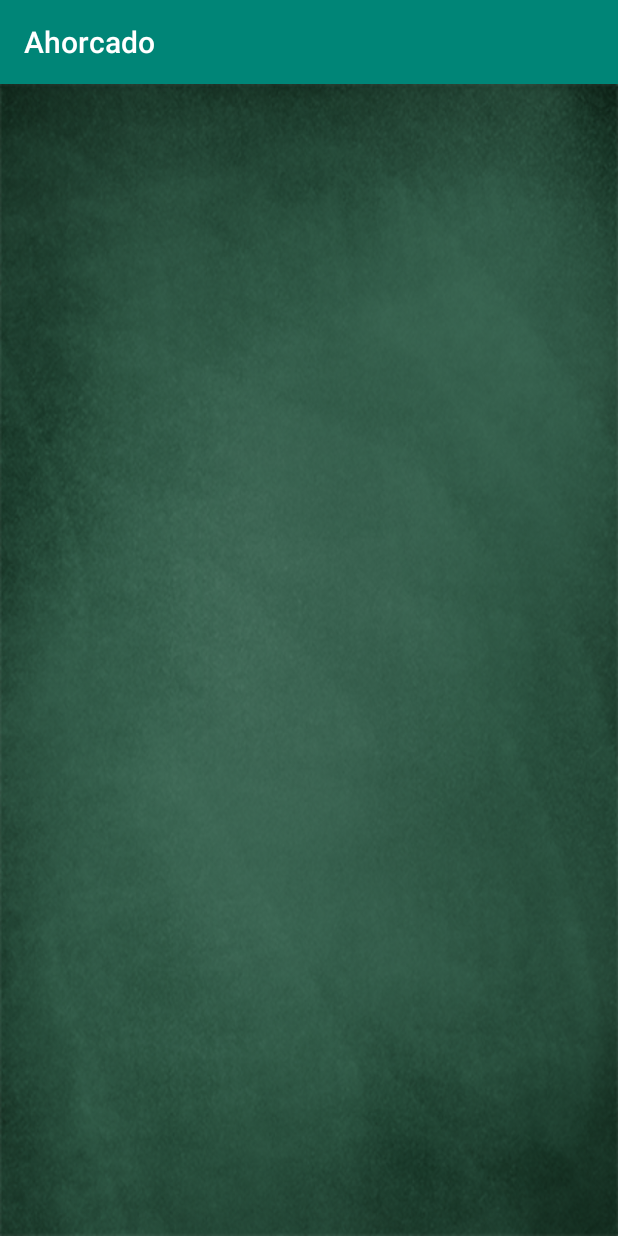
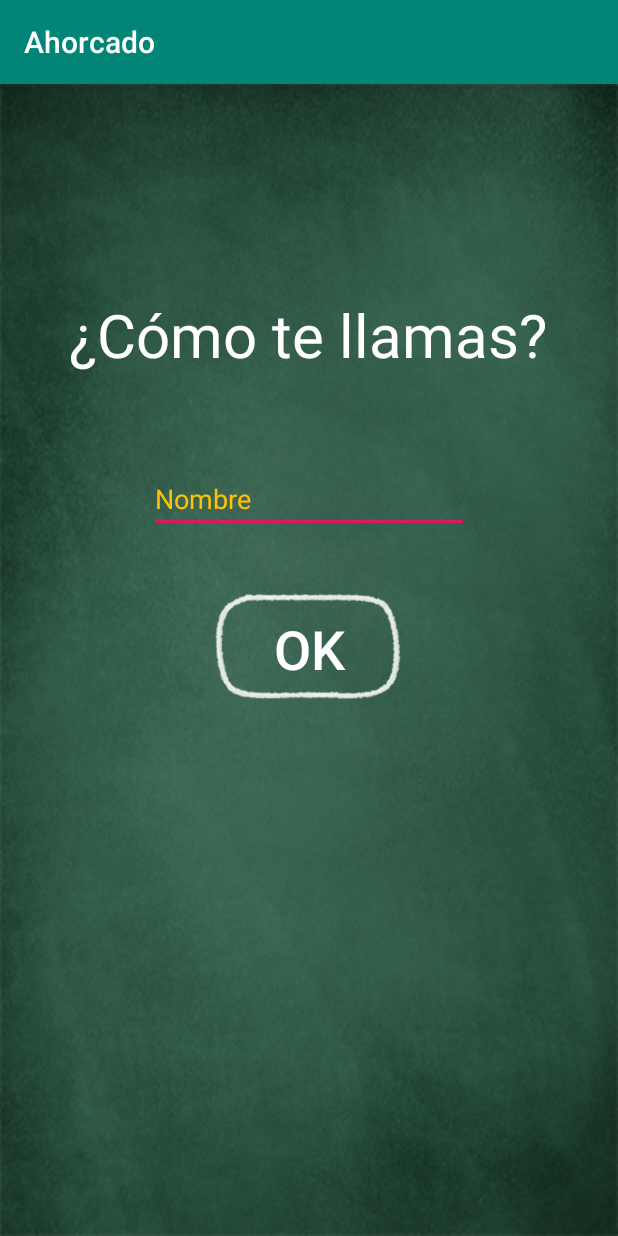
Before and after one commit to nicoleloupias/android-app, an Android app: the NombreActivity screen opened directly, with no data from a screen before it, on a phone screen of 412 x 824 dp. Run offline under Robolectric (Android 15) with nearby library versions, the phone set to English and light mode, and no system bars.

Commit message:
añadidoCosasAActivityNombre

```diff
--- a/app/src/main/res/layout/activity_main.xml
+++ b/app/src/main/res/layout/activity_main.xml
@@ -75,8 +75,8 @@
 
     <Button
         android:id="@+id/bt_jugar"
-        android:layout_width="223dp"
-        android:layout_height="79dp"
+        android:layout_width="202dp"
+        android:layout_height="81dp"
         android:layout_marginBottom="68dp"
         android:background="@drawable/boton1"
         android:text="@string/bt_jugar"
--- a/app/src/main/res/layout/activity_nombre.xml
+++ b/app/src/main/res/layout/activity_nombre.xml
@@ -7,4 +7,42 @@
     tools:context=".NombreActivity"
     android:background="@drawable/fondoverde">
 
+    <TextView
+        android:id="@+id/textView"
+        android:layout_width="wrap_content"
+        android:layout_height="wrap_content"
+        android:layout_marginTop="140dp"
+        android:text="@string/tv_introducirNombre"
+        android:textColor="#FFFFFF"
+        android:textSize="40sp"
+        app:layout_constraintEnd_toEndOf="parent"
+        app:layout_constraintHorizontal_bias="0.494"
+        app:layout_constraintStart_toStartOf="parent"
+        app:layout_constraintTop_toTopOf="parent" />
+
+    <EditText
+        android:id="@+id/editText"
+        android:layout_width="wrap_content"
+        android:layout_height="wrap_content"
+        android:layout_marginTop="60dp"
+        android:ems="10"
+        android:inputType="textPersonName"
+        android:text="@string/et_nombre"
+        android:textColor="#FFC107"
+        app:layout_constraintEnd_toEndOf="parent"
+        app:layout_constraintStart_toStartOf="parent"
+        app:layout_constraintTop_toBottomOf="@+id/textView" />
+
+    <Button
+        android:id="@+id/bt_ok"
+        android:layout_width="146dp"
+        android:layout_height="90dp"
+        android:layout_marginTop="32dp"
+        android:background="@drawable/boton1"
+        android:text="@string/bt_ok"
+        android:textColor="#FFFFFF"
+        android:textSize="36sp"
+        app:layout_constraintEnd_toEndOf="parent"
+        app:layout_constraintStart_toStartOf="parent"
+        app:layout_constraintTop_toBottomOf="@+id/editText" />
 </androidx.constraintlayout.widget.ConstraintLayout>
--- a/app/src/main/res/values/strings.xml
+++ b/app/src/main/res/values/strings.xml
@@ -1,4 +1,7 @@
 <resources>
     <string name="app_name">Ahorcado</string>
     <string name="bt_jugar">Jugar</string>
+    <string name="tv_introducirNombre">¿Cómo te llamas?</string>
+    <string name="et_nombre" >Nombre</string>
+    <string name="bt_ok">OK</string>
 </resources>
```
Also changed, not shown: 1 other file.
